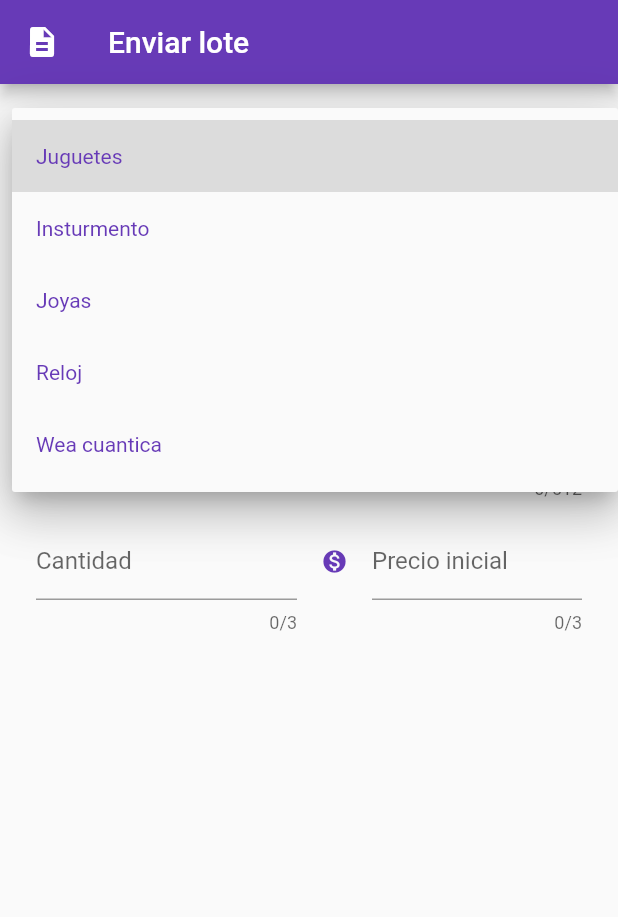
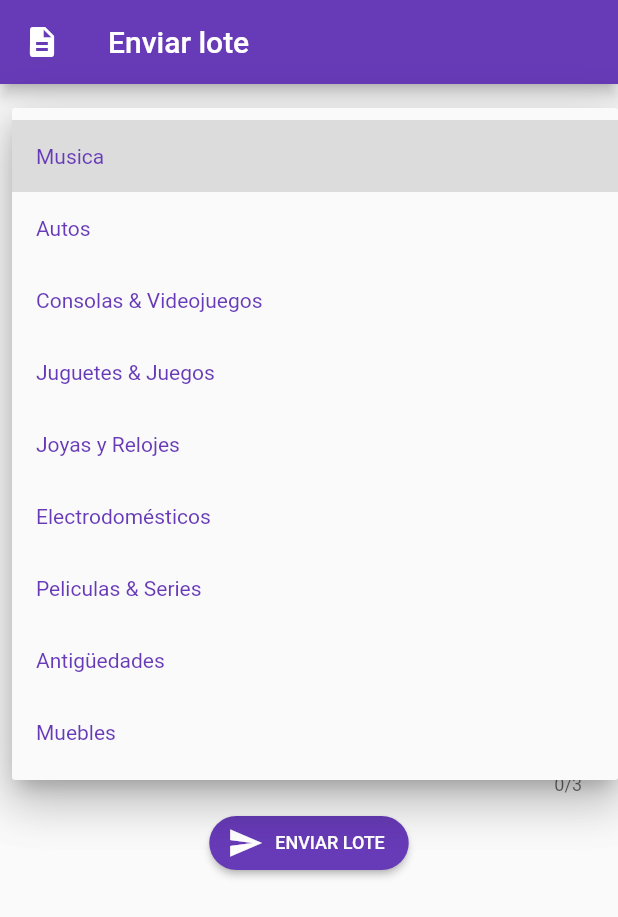
Before and after one commit to Subbi-ITBA/subbi-user-app, a Flutter app: the AddAuctionScreen screen opened by its route, after a tap on "Elija una categoría", on a phone screen of 412 x 824 dp. Shown: the top 917 px of the screen. Run offline on Flutter 3.47's test engine with Material 2 defaults, Android fonts, the phone set to English and light mode, and no system bars; our stand-ins replace carousel_slider, firebase_auth, firebase_remote_config, google_sign_in, smooth_star_rating; accounts and stored records are empty; network calls fail.

Commit message:
update add lot

```diff
--- a/lib/screens/tabs/add_auction_screen.dart
+++ b/lib/screens/tabs/add_auction_screen.dart
@@ -1,9 +1,11 @@
 import 'package:flutter/material.dart';
 import 'package:flutter/widgets.dart';
 import 'package:provider/provider.dart';
+import 'package:subbi/apis/server_api.dart';
 import 'package:subbi/models/auction/auction.dart';
 import 'package:subbi/models/user.dart';
 import 'package:subbi/screens/unauthenticated_box.dart';
+import 'dart:convert';
 
 class AddAuctionScreen extends StatefulWidget {
   @override
@@ -20,6 +22,9 @@ class _State extends State<AddAuctionScreen> {
   String _description;
   int _quantity;
   double _initialPrice;
+  bool _autovalidate = false;
+  final int _descLength = 350;
+  final int _nameLength = 80;
 
   @override
   Widget build(BuildContext context) {
@@ -38,12 +43,14 @@ class _State extends State<AddAuctionScreen> {
               child: Builder(
                   builder: (context) => Form(
                       key: _formKey,
+                      autovalidate: _autovalidate,
                       child: Column(
+                        mainAxisSize: MainAxisSize.min,
                         crossAxisAlignment: CrossAxisAlignment.stretch,
                         children: <Widget>[
                           Padding(
                               padding: EdgeInsets.all(8.0),
-                              child: DropdownButton<String>(
+                              child: DropdownButtonFormField<String>(
                                 isExpanded: true,
                                 value: _category,
                                 hint: Text('Elija una categoría'),
@@ -51,15 +58,14 @@ class _State extends State<AddAuctionScreen> {
                                 iconSize: 24,
                                 elevation: 16,
                                 style: TextStyle(color: Colors.deepPurple),
-                                underline: Container(
-                                  height: 2,
-                                  color: Colors.deepPurpleAccent,
-                                ),
                                 onChanged: (String newValue) {
                                   setState(() {
                                     _category = newValue;
                                   });
                                 },
+                                validator: (value) => value != null
+                                    ? null
+                                    : "Categoria no puede ser vacía",
                                 items: _categories
                                     .map<DropdownMenuItem<String>>(
                                         (String value) {
@@ -72,21 +78,26 @@ class _State extends State<AddAuctionScreen> {
                           Padding(
                               padding: EdgeInsets.all(8.0),
                               child: TextFormField(
-                                maxLength: 30,
+                                maxLength: _nameLength,
                                 decoration: InputDecoration(
                                   hintText: "Inserte el título del lote",
-                                    labelText: "Título"),
+                                  labelText: "Título",
+                                ),
                                 onChanged: (String newValue) {
                                   setState(() {
                                     _name = newValue;
                                   });
                                 },
+                                validator: (value) => value.isEmpty
+                                    ? "Nombre no puede ser vacío"
+                                    : null,
                               )),
                           Padding(
                               padding: EdgeInsets.all(8.0),
                               child: TextFormField(
-                                maxLines: 2,
-                                maxLength: 512,
+                                initialValue: null,
+                                maxLines: 3,
+                                maxLength: _descLength,
                                 decoration: InputDecoration(
                                   isDense: true,
                                   hintText: "Inserte la descripción del lote",
@@ -97,14 +108,14 @@ class _State extends State<AddAuctionScreen> {
                                     _description = newValue;
                                   });
                                 },
+                                validator: (value) => value.isEmpty
+                                    ? "Descripción no puede ser vacío"
+                                    : null,
                               )),
-                          Row(
-                            mainAxisSize: MainAxisSize.min,
-                            children: <Widget>[
-                              Expanded(
-                                  child: Padding(
+                          Padding(
                               padding: EdgeInsets.all(8.0),
                               child: TextFormField(
+                                initialValue: null,
                                 maxLines: 1,
                                 maxLength: 3,
                                 decoration: InputDecoration(
@@ -118,53 +129,99 @@ class _State extends State<AddAuctionScreen> {
                                     _quantity = int.parse(newValue);
                                   });
                                 },
-                                      ))),
-                              Expanded(
-                                  child: Padding(
+                                validator: (value) => (value.isEmpty ||
+                                        (value.isNotEmpty &&
+                                            int.parse(value) <= 0))
+                                    ? "Cantidad debe ser un numero entero mayor a cero"
+                                    : null,
+                              )),
+                          Padding(
                               padding: EdgeInsets.all(8.0),
                               child: TextFormField(
+                                initialValue: null,
                                 maxLines: 1,
                                 maxLength: 3,
                                 decoration: InputDecoration(
                                   icon: Icon(Icons.monetization_on,
-                                              color: Theme.of(context)
-                                                  .primaryColor),
+                                      color: Theme.of(context).primaryColor),
                                   isDense: true,
-                                          hintText:
-                                              "Inserte su precio deseado (el experto podrá modificarlo)",
+                                  hintText: "Inserte su precio deseado",
                                   labelText: "Precio inicial",
                                 ),
                                 onChanged: (String newValue) {
                                   setState(() {
-                                            _initialPrice =
-                                                double.parse(newValue);
+                                    _initialPrice = double.parse(newValue);
                                   });
                                 },
-                                      )))
-                            ],
-                          ),
+                                validator: (value) => (value.isEmpty ||
+                                        (value.isNotEmpty &&
+                                            int.parse(value) <= 0))
+                                    ? "Precio inicial debe ser un numero mayor a cero"
+                                    : null,
+                              )),
+                          Row(
+                            mainAxisAlignment: MainAxisAlignment.center,
+                            children: <Widget>[_buildSendLotButton()],
+                          )
                         ],
                       )))),
         ));
   }
 
-  void submit() {
-    Auction auction = new Auction(
-      ownerUid: _user.fbUser.uid,
-      title: _name,
-      description: _description,
-      category: _category,
-      imageURL: null,
-      deadLine: null,
-      quantity: _quantity,
-      initialPrice: _initialPrice,
-    );
-
-    auction.post();
+  static List<String> getCategories() {
+    return <String>[
+      'Musica',
+      'Autos',
+      'Consolas & Videojuegos',
+      'Juguetes & Juegos',
+      'Joyas y Relojes',
+      'Electrodomésticos',
+      'Peliculas & Series',
+      'Antigüedades',
+      'Muebles'
+    ].toList();
   }
 
-  static List<String> getCategories() {
-    return <String>['Juguetes', 'Insturmento', 'Joyas', 'Reloj', 'Wea cuantica']
-        .toList();
+  Widget _buildSendLotButton() {
+    return new RaisedButton.icon(
+      shape: RoundedRectangleBorder(
+        borderRadius: BorderRadius.circular(18.0),
+      ),
+      onPressed: () {
+        if (_formKey.currentState.validate()) {
+          print(
+              "isValid $_name, $_description $_category $_initialPrice $_quantity");
+          //form is valid, proceed further
+          //  _formKey.currentState
+          //    .save(); //save once fields are valid, onSaved method invoked for every form fields
+          ServerApi.instance().postLot(
+              name: _name,
+              category: _category,
+              description: _description,
+              initialPrice: _initialPrice,
+              quantity: _quantity);
+        } else {
+          setState(() {
+            _autovalidate = true; //enable realtime validation
+          });
+        }
+      },
+      color: Theme.of(context).primaryColor,
+      textColor: Colors.white,
+      icon: Icon(Icons.send),
+      label: Text(
+        "Enviar lote".toUpperCase(),
+        style: TextStyle(fontSize: 12),
+      ),
+    );
+  }
+
+  void _sendLot() {
+    ServerApi.instance().postLot(
+        name: _name,
+        category: _category,
+        description: _description,
+        initialPrice: _initialPrice,
+        quantity: _quantity);
   }
 }
```
Also changed, not shown: lib/apis/server_api.dart (+73 -49 lines), pubspec.lock. Lines whose indentation alone changed are shown as unchanged.
